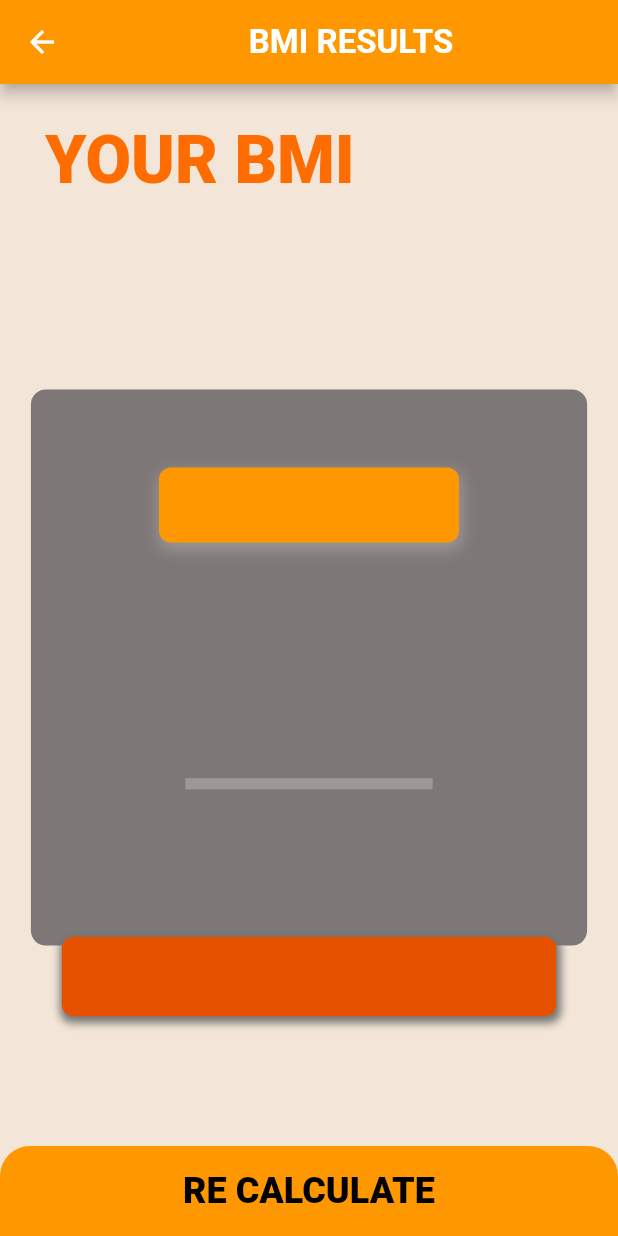
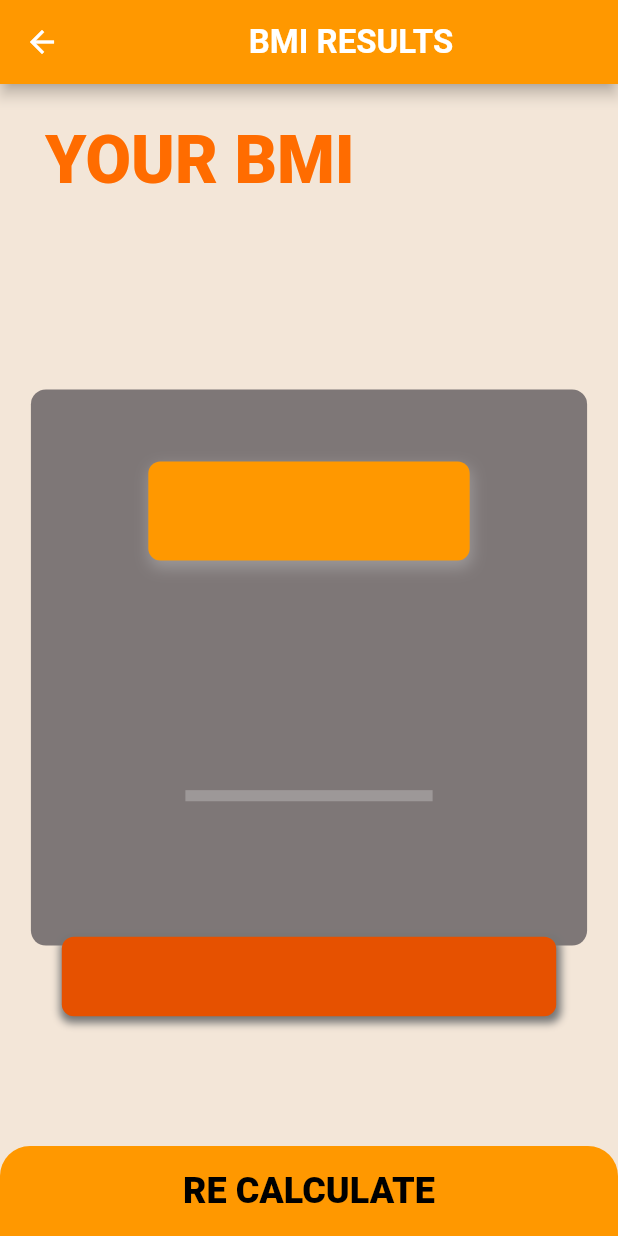
Before and after one commit to IamShahabAlam/You-re-Fit-App, a Flutter app: the BMI_Result_Page screen opened directly with empty values, on a phone screen of 412 x 824 dp. Run offline on Flutter 3.47's test engine with Material 2 defaults, Android fonts, the phone set to English and light mode, and no system bars; our stand-ins replace animated_splash_screen, fluttertoast, font_awesome_flutter.

Commit message:
Initial Commit

```diff
--- a/lib/components/conatiners.dart
+++ b/lib/components/conatiners.dart
@@ -29,10 +29,10 @@ class ContainerWid extends StatelessWidget {
 
 
 class ResultCard extends StatelessWidget {
-  ResultCard({this.resultText, this.bmiResult, this.suggestion ,this.colour, });
+  ResultCard({this.resultText, this.bmiResult, this.suggestion ,this.bgCardClr, this.resultTextBgClr, this.suggestionBgClr  });
 
   final String resultText , bmiResult , suggestion;
-  final Color colour;
+  final Color bgCardClr, resultTextBgClr, suggestionBgClr ;
 
 @override
   Widget build(BuildContext context) {
@@ -49,18 +49,22 @@ class ResultCard extends StatelessWidget {
         width: _w*0.9,
         decoration: BoxDecoration(
           borderRadius: BorderRadius.circular(10.0),
-          color: kinactiveCardColor ,
+          color: bgCardClr ,
 
         ),
         child: Column(
           // mainAxisAlignment: MainAxisAlignment.center,
           // crossAxisAlignment: CrossAxisAlignment.center,
+
           children: [
             Spacer(),
             // Result Text
-            Container( height: 50, width: 200, alignment: Alignment.center,
+            Container(
+                height: _h*0.08,
+                width: _w*0.52,
+                alignment: Alignment.center,
                 decoration: BoxDecoration(
-                  color: kactiveCardColor, borderRadius: BorderRadius.circular(8),
+                  color: resultTextBgClr, borderRadius: BorderRadius.circular(8),
                   boxShadow: [kResultBoxShadow],
                 ),
                 child: Text(resultText,style: kResultTextColor ,)),
@@ -91,7 +95,7 @@ class ResultCard extends StatelessWidget {
         padding: const EdgeInsets.all(15.0),
         width: _w*0.8,
         decoration: BoxDecoration(
-            color: Colors.orange[900],
+            color: suggestionBgClr,
             borderRadius: BorderRadius.circular(8),
             boxShadow: [kBtnBoxShadow]
         ),
@@ -101,3 +105,5 @@ class ResultCard extends StatelessWidget {
   );
   }
 }
+
+// ===================================================================
--- a/lib/screens/bmi_Result.dart
+++ b/lib/screens/bmi_Result.dart
@@ -27,16 +27,21 @@ BMI_Result_Page({this.bmiResult,this.resultText,this.suggestion});
       body: Column(mainAxisAlignment: MainAxisAlignment.spaceEvenly,
       crossAxisAlignment: CrossAxisAlignment.stretch,
         children: [
-        Expanded(child: Container( margin: EdgeInsets.only(left:30,top:25) ,
+
+          Expanded(child: Container( margin: EdgeInsets.only(left:30,top:25) ,
             child: Text("YOUR BMI",style: kresultTitle,))),
 
         ResultCard(
           bmiResult: bmiResult,
           resultText: resultText,
           suggestion: suggestion,
+          bgCardClr: kinactiveCardColor,
+          resultTextBgClr: kactiveCardColor,
+          suggestionBgClr: Colors.orange[900],
         ),
 
           SizedBox(height: _h*0.05,),
+
       BottomButton(buttonTitle: "RE CALCULATE",
         color: Colors.orange,
         onTap: (){Navigator.pop(context);},)
```
